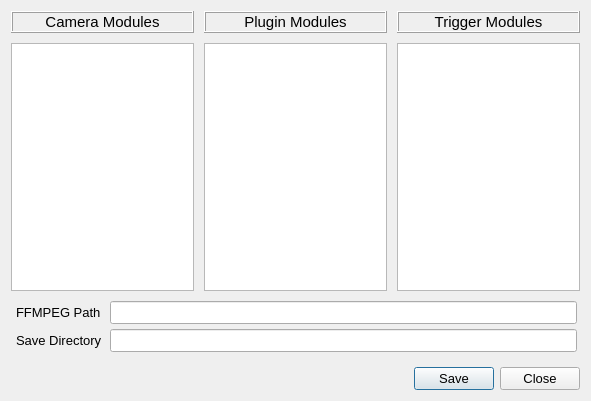
Before: the Qt Designer form rataGUI/interface/design/startMenu.ui in nathanielnyema/rataGUI, drawn with Qt 5.
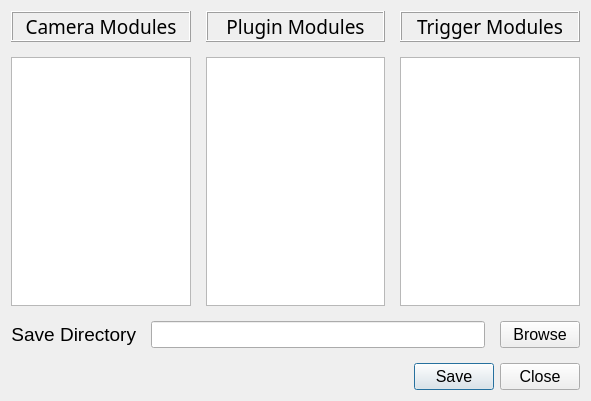
After: the same form once the commit is applied.

Diff of the .ui file:
```diff
--- a/rataGUI/interface/design/startMenu.ui
+++ b/rataGUI/interface/design/startMenu.ui
@@ -15,15 +15,15 @@
   </property>
   <property name="font">
    <font>
-    <pointsize>10</pointsize>
+    <pointsize>12</pointsize>
    </font>
   </property>
   <property name="windowTitle">
    <string>Start Menu</string>
   </property>
-  <layout class="QVBoxLayout" name="verticalLayout" stretch="5,1,0">
+  <layout class="QVBoxLayout" name="verticalLayout" stretch="5,0,0">
    <property name="spacing">
-    <number>10</number>
+    <number>15</number>
    </property>
    <item>
     <layout class="QHBoxLayout" name="listWidgetMenu">
@@ -33,8 +33,8 @@
         <widget class="QLabel" name="camLabel">
          <property name="font">
           <font>
-           <family>Arial</family>
-           <pointsize>11</pointsize>
+           <family>Trebuchet MS</family>
+           <pointsize>14</pointsize>
           </font>
          </property>
          <property name="frameShape">
@@ -72,8 +72,8 @@
         <widget class="QLabel" name="pluginLabel">
          <property name="font">
           <font>
-           <family>Arial</family>
-           <pointsize>11</pointsize>
+           <family>Trebuchet MS</family>
+           <pointsize>14</pointsize>
           </font>
          </property>
          <property name="frameShape">
@@ -111,7 +111,8 @@
         <widget class="QLabel" name="triggerLabel">
          <property name="font">
           <font>
-           <pointsize>11</pointsize>
+           <family>Trebuchet MS</family>
+           <pointsize>14</pointsize>
           </font>
          </property>
          <property name="frameShape">
@@ -146,49 +147,32 @@
     </layout>
    </item>
    <item>
-    <layout class="QFormLayout" name="lineEditMenu">
-     <property name="horizontalSpacing">
-      <number>8</number>
-     </property>
-     <property name="verticalSpacing">
-      <number>5</number>
-     </property>
-     <property name="leftMargin">
-      <number>5</number>
-     </property>
-     <property name="rightMargin">
-      <number>3</number>
-     </property>
-     <item row="2" column="0">
+    <layout class="QGridLayout" name="lineEditMenu">
+     <item row="0" column="1">
+      <widget class="QLineEdit" name="save_directory"/>
+     </item>
+     <item row="0" column="2">
+      <widget class="QPushButton" name="save_dir_btn">
+       <property name="text">
+        <string>Browse</string>
+       </property>
+      </widget>
+     </item>
+     <item row="0" column="0">
       <widget class="QLabel" name="saveDirectoryLabel">
        <property name="font">
         <font>
-         <pointsize>10</pointsize>
+         <pointsize>14</pointsize>
         </font>
        </property>
        <property name="text">
         <string>Save Directory</string>
        </property>
-      </widget>
-     </item>
-     <item row="2" column="1">
-      <widget class="QLineEdit" name="save_directory"/>
-     </item>
-     <item row="1" column="0">
-      <widget class="QLabel" name="ffmpegPathLabel">
-       <property name="font">
-        <font>
-         <pointsize>10</pointsize>
-        </font>
+       <property name="alignment">
+        <set>Qt::AlignRight|Qt::AlignTrailing|Qt::AlignVCenter</set>
        </property>
-       <property name="text">
-        <string>FFMPEG Path</string>
-       </property>
       </widget>
      </item>
-     <item row="1" column="1">
-      <widget class="QLineEdit" name="ffmpeg_path"/>
-     </item>
     </layout>
    </item>
    <item>
```
